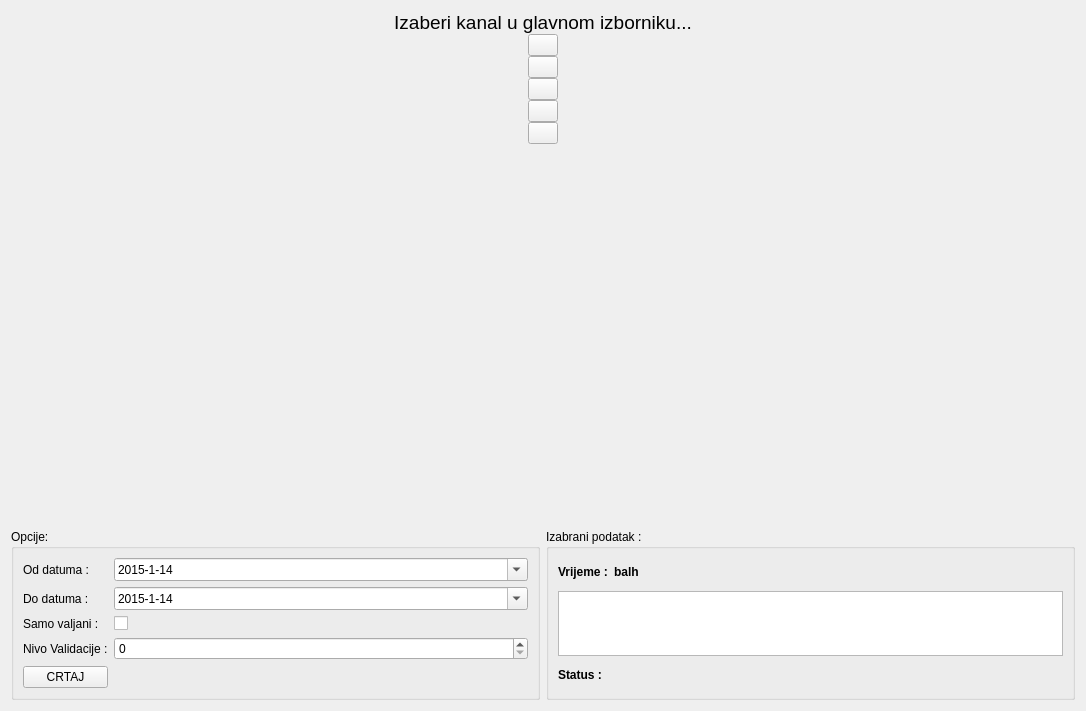
The window that app/view/ui_files/visednevni_prikaz.ui (kluksa/kontrola-podataka) describes before a commit, drawn with Qt 5.
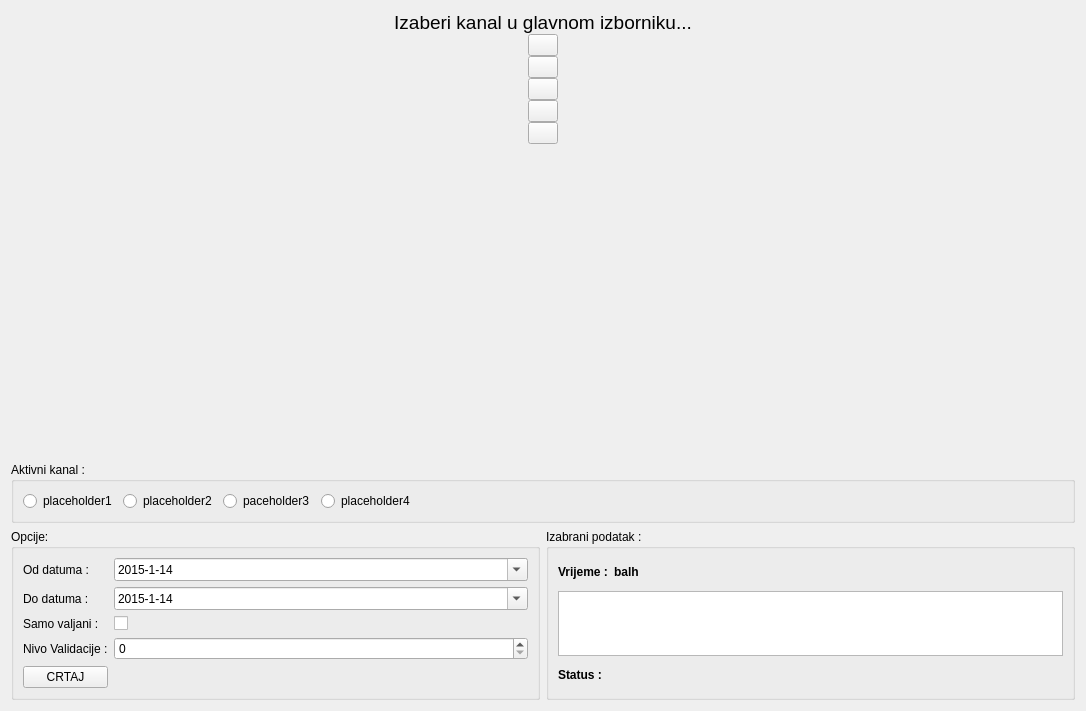
The same window after the commit.

Diff of the .ui file:
```diff
--- a/app/view/ui_files/visednevni_prikaz.ui
+++ b/app/view/ui_files/visednevni_prikaz.ui
@@ -149,6 +149,56 @@
      </item>
     </layout>
    </item>
+   <item>
+    <widget class="QGroupBox" name="groupBox_2">
+     <property name="title">
+      <string>Aktivni kanal :</string>
+     </property>
+     <layout class="QHBoxLayout" name="horizontalLayout_4">
+      <item>
+       <widget class="QRadioButton" name="vdRadioButton1">
+        <property name="text">
+         <string>placeholder1</string>
+        </property>
+       </widget>
+      </item>
+      <item>
+       <widget class="QRadioButton" name="vdRadioButton2">
+        <property name="text">
+         <string>placeholder2</string>
+        </property>
+       </widget>
+      </item>
+      <item>
+       <widget class="QRadioButton" name="vdRadioButton3">
+        <property name="text">
+         <string>paceholder3</string>
+        </property>
+       </widget>
+      </item>
+      <item>
+       <widget class="QRadioButton" name="vdRadioButton4">
+        <property name="text">
+         <string>placeholder4</string>
+        </property>
+       </widget>
+      </item>
+      <item>
+       <spacer name="horizontalSpacer_2">
+        <property name="orientation">
+         <enum>Qt::Horizontal</enum>
+        </property>
+        <property name="sizeHint" stdset="0">
+         <size>
+          <width>40</width>
+          <height>20</height>
+         </size>
+        </property>
+       </spacer>
+      </item>
+     </layout>
+    </widget>
+   </item>
    <item>
     <layout class="QHBoxLayout" name="horizontalLayout">
      <item>
```
